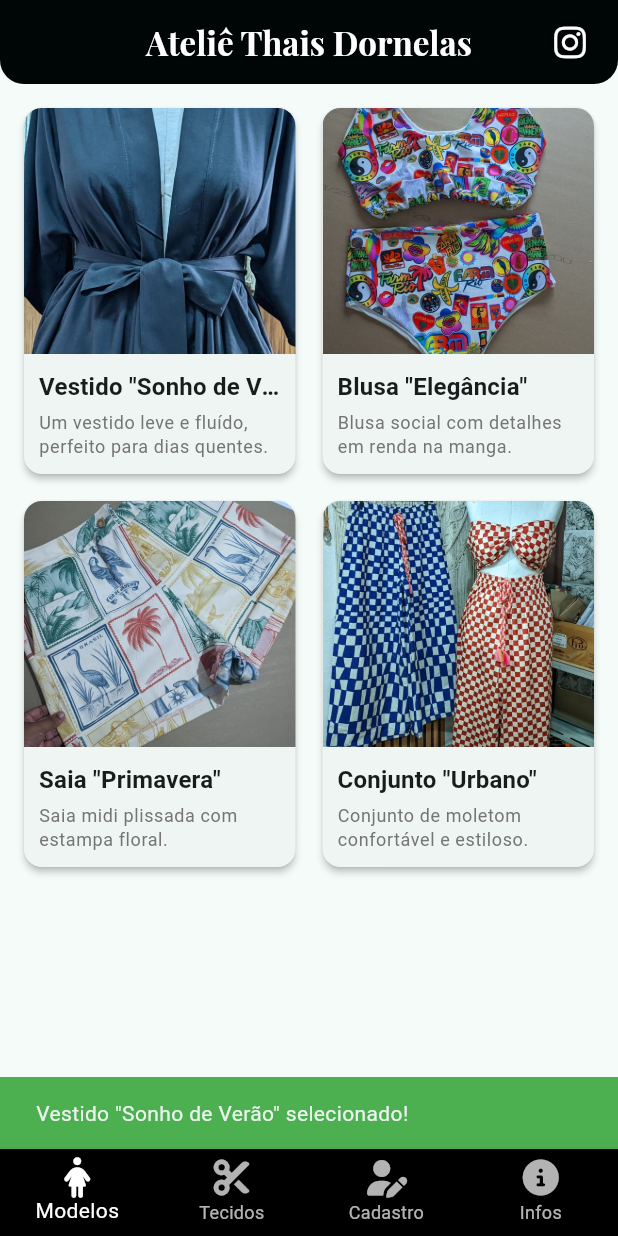
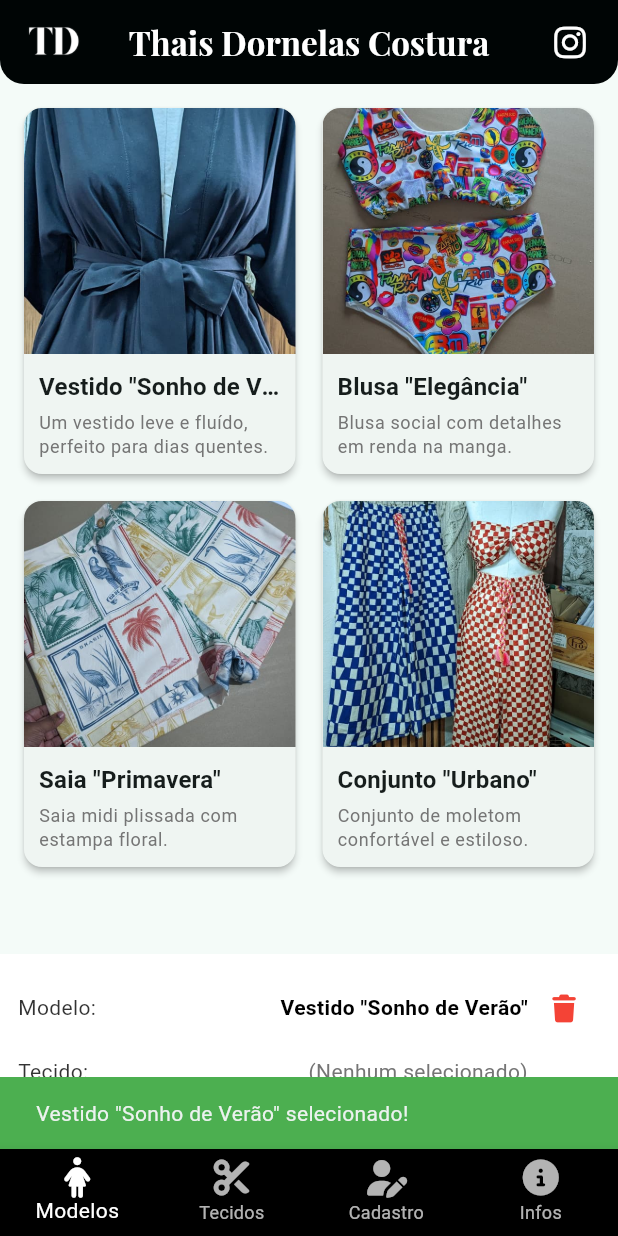
Before and after one commit to jhonatanvasconcellos/portifolio_atelie, a Flutter app: the ItemDetailsPage screen opened directly with sample values from the repository, after a tap on "Selecionar este modelo", on a phone screen of 412 x 824 dp. Run offline on Flutter 3.47's test engine with Material 3 defaults, Android fonts, the light colour scheme and no system bars; our stand-ins replace flutter_riverpod, font_awesome_flutter, google_fonts, shared_preferences, smooth_page_indicator, video_player; accounts and stored records are empty.

Commit message:
feat: Refine budget flow and selection UX

```diff
--- a/lib/core/models/selection_model.dart
+++ b/lib/core/models/selection_model.dart
@@ -1,13 +1,17 @@
 import 'package:atelie_portifolio/core/models/clothing_model.dart';
+import 'package:flutter/foundation.dart';
 
+@immutable
 class SelectionModel {
   final ItemModel? selectedModel;
   final ItemModel? selectedFabric;
 
-  SelectionModel({
+  const SelectionModel({
     this.selectedModel,
     this.selectedFabric,
   });
+
+  bool get hasSelection => selectedModel != null || selectedFabric != null;
 
   SelectionModel copyWith({
     ItemModel? selectedModel,
@@ -18,4 +22,16 @@ class SelectionModel {
       selectedFabric: selectedFabric ?? this.selectedFabric,
     );
   }
+
+  @override
+  bool operator ==(Object other) {
+    if (identical(this, other)) return true;
+
+    return other is SelectionModel &&
+        other.selectedModel == selectedModel &&
+        other.selectedFabric == selectedFabric;
+  }
+
+  @override
+  int get hashCode => Object.hash(selectedModel, selectedFabric);
 }
--- a/lib/features/home/view/home_screen.dart
+++ b/lib/features/home/view/home_screen.dart
@@ -7,6 +7,7 @@ import 'package:atelie_portifolio/features/models/view/models_page.dart';
 import 'package:atelie_portifolio/core/providers/registration_provider.dart';
 import 'package:atelie_portifolio/features/registration/view/registration_page.dart';
 import 'package:atelie_portifolio/shared/custom_app_bar.dart';
+import 'package:atelie_portifolio/shared/widgets/order_summary_bar.dart';
 import 'package:flutter/foundation.dart';
 import 'package:flutter/material.dart';
 import 'package:flutter_riverpod/flutter_riverpod.dart';
@@ -60,17 +61,20 @@ class _HomeScreenState extends ConsumerState<HomeScreen> {
     }
     final String message =
         '''
-
 Pedido via App Ateliê
 ---------------------
 *Cliente:* ${registration.name}
 *WhatsApp:* ${registration.whatsapp}
-*Endereço:* ${registration.address}
-*Email:* ${registration.email}
 
-*Item Selecionado:*
-- Modelo: ${selection.selectedModel!.name}
-- Tecido: ${selection.selectedFabric!.name}
+*Endereço de Envio:*
+CEP: ${registration.cep}
+Rua: ${registration.rua}, Nº ${registration.numero}
+Bairro: ${registration.bairro}
+Cidade: ${registration.cidade}
+
+*Itens Selecionados:*
+Modelo: ${selection.selectedModel!.name}
+Tecido: ${selection.selectedFabric!.name}
 
 *Descrição do Modelo:*
 ${selection.selectedModel!.description}
@@ -104,37 +108,46 @@ ${selection.selectedFabric!.description}
   Widget build(BuildContext context) {
     final int currentIndex = ref.watch(homePageIndexProvider);
     final selection = ref.watch(selectionProvider);
+    final bool hasSelection = selection.hasSelection;
     final bool canFinalizeOrder =
         selection.selectedModel != null && selection.selectedFabric != null;
+
+    ref.listen<int>(homePageIndexProvider, (previous, next) {
+      if (_pageController.page?.round() != next) {
+        _pageController.animateToPage(
+          next,
+          duration: const Duration(milliseconds: 300),
+          curve: Curves.easeOut,
+        );
+      }
+    });
 
     return Scaffold(
       appBar: const CustomAppBar(
         socialLink: 'https://www.instagram.com/thaisdornelascostura',
       ),
-      body: PageView(
+      body: Column(
+        children: [
+          Expanded(
+            child: PageView(
               controller: _pageController,
               children: _pages,
               onPageChanged: (index) {
                 ref.read(homePageIndexProvider.notifier).state = index;
               },
             ),
-      floatingActionButton: canFinalizeOrder
-          ? FloatingActionButton.extended(
-              onPressed: () {
+          ),
+
+          if (hasSelection)
+            OrderSummaryBar(
+              selection: selection,
+              canFinalize: canFinalizeOrder,
+              onFinalize: () {
                 _sendWhatsAppMessage(ref, context);
               },
-              backgroundColor: Colors.green[600],
-              icon: const Icon(FontAwesomeIcons.whatsapp, color: Colors.white),
-              label: const Text(
-                'Finalizar Pedido',
-                style: TextStyle(
-                  color: Colors.white,
-                  fontWeight: FontWeight.bold,
             ),
+        ],
       ),
-            )
-          : null,
-      floatingActionButtonLocation: FloatingActionButtonLocation.centerFloat,
 
       bottomNavigationBar: Theme(
         data: Theme.of(context).copyWith(
--- /dev/null
+++ b/lib/shared/widgets/order_summary_bar.dart
@@ -0,0 +1,136 @@
+import 'package:atelie_portifolio/core/models/selection_model.dart';
+import 'package:atelie_portifolio/core/providers/selection_provider.dart';
+import 'package:atelie_portifolio/core/theme/app_colors.dart';
+import 'package:atelie_portifolio/core/theme/app_spacing.dart';
+import 'package:atelie_portifolio/core/theme/app_typography.dart';
+import 'package:flutter/material.dart';
+import 'package:flutter_riverpod/flutter_riverpod.dart';
+import 'package:font_awesome_flutter/font_awesome_flutter.dart';
+
+class OrderSummaryBar extends ConsumerWidget {
+  final SelectionModel selection;
+  final bool canFinalize;
+  final VoidCallback onFinalize;
+
+  const OrderSummaryBar({
+    super.key,
+    required this.selection,
+    required this.canFinalize,
+    required this.onFinalize,
+  });
+
+  @override
+  Widget build(BuildContext context, WidgetRef ref) {
+    return Container(
+      width: double.infinity,
+      padding: const EdgeInsets.all(AppSpacing.space12),
+      decoration: BoxDecoration(
+        color: AppColors.white,
+        // border: Border(top: BorderSide(color: Colors.grey[800]!, width: 1.0)),
+      ),
+      child: Column(
+        mainAxisSize: MainAxisSize.min,
+        children: [
+          _SummaryItem(
+            title: 'Modelo:',
+            itemName: selection.selectedModel?.name,
+            onClear: () {
+              ref.read(selectionProvider.notifier).clearModel();
+            },
+          ),
+
+          AppSpacing.vertical8,
+
+          _SummaryItem(
+            title: 'Tecido:',
+            itemName: selection.selectedFabric?.name,
+            onClear: () {
+              ref.read(selectionProvider.notifier).clearFabric();
+            },
+          ),
+
+          AppSpacing.vertical12,
+
+          if (canFinalize)
+            SizedBox(
+              width: double.infinity,
+              child: ElevatedButton.icon(
+                onPressed: onFinalize,
+                style: ElevatedButton.styleFrom(
+                  backgroundColor: AppColors.dark,
+                  foregroundColor: AppColors.white,
+                ),
+                icon: const FaIcon(FontAwesomeIcons.whatsapp, size: 18),
+                label: Text(
+                  'Solicite seu Orçamento',
+                  style: AppTypography.button.copyWith(fontSize: 14),
+                ),
+              ),
+            )
+          else
+            Text(
+              'Selecione um modelo e um tecido para finalizar.',
+              textAlign: TextAlign.center,
+              style: AppTypography.bodySmall.copyWith(
+                color: AppColors.white.withOpacity(0.6),
+              ),
+            ),
+        ],
+      ),
+    );
+  }
+}
+
+class _SummaryItem extends StatelessWidget {
+  final String title;
+  final String? itemName;
+  final VoidCallback onClear;
+
+  const _SummaryItem({
+    required this.title,
+    this.itemName,
+    required this.onClear,
+  });
+
+  @override
+  Widget build(BuildContext context) {
+    final bool hasItem = itemName != null;
+
+    return Row(
+      mainAxisAlignment: MainAxisAlignment.spaceBetween,
+      children: [
+        Text(
+          title,
+          style: AppTypography.bodyMedium.copyWith(
+            color: AppColors.dark.withOpacity(0.8),
+          ),
+        ),
+        AppSpacing.horizontal8,
+
+        Expanded(
+          child: Text(
+            hasItem ? itemName! : '(Nenhum selecionado)',
+            textAlign: TextAlign.end,
+            overflow: TextOverflow.ellipsis,
+            style: AppTypography.bodyMedium.copyWith(
+              color: hasItem ? AppColors.dark : Colors.grey[600],
+              fontWeight: hasItem ? FontWeight.bold : FontWeight.normal,
+            ),
+          ),
+        ),
+
+        if (hasItem)
+          IconButton(
+            onPressed: onClear,
+            icon: const FaIcon(
+              FontAwesomeIcons.trash,
+              color: Colors.red,
+              size: 18,
+            ),
+          )
+        else
+          const SizedBox(width: 48),
+      ],
+    );
+  }
+}
--- a/pubspec.yaml
+++ b/pubspec.yaml
@@ -41,6 +41,7 @@ dependencies:
   video_player: ^2.10.0
   font_awesome_flutter: ^10.12.0
   shared_preferences: ^2.5.3
+  http: ^1.5.0
 
 dev_dependencies:
   flutter_test:
```
Also changed, not shown: lib/core/models/registration_model.dart (+58 -9 lines), lib/core/providers/registration_provider.dart (+20 -8 lines), lib/core/providers/selection_provider.dart (+7 -2 lines), lib/features/registration/view/registration_page.dart (+184 -63 lines), lib/shared/custom_app_bar.dart (+17 -7 lines), assets/images/logo.png (deleted), assets/images/logo_appbar.png (added). Lines whose indentation alone changed are shown as unchanged.
